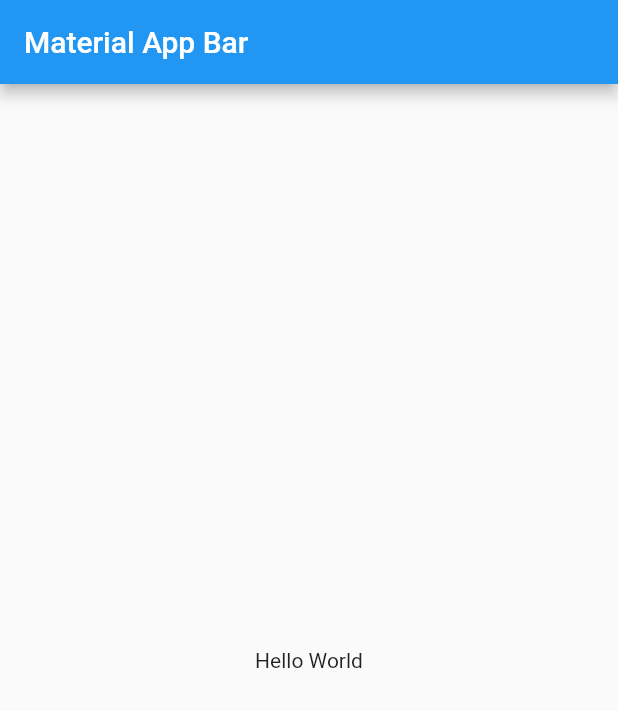
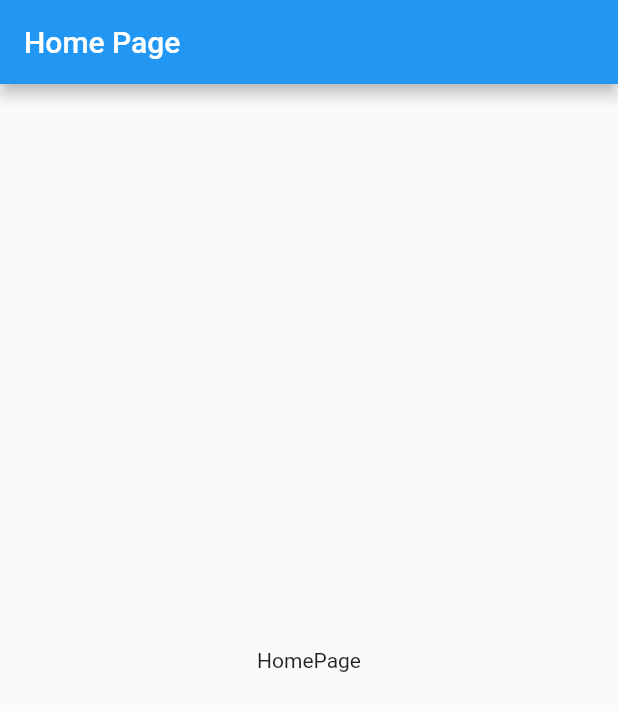
Before and after one commit to gabrielqzl/chat_app_flutter, a Flutter app: the screen it shows after launch, on a phone screen of 412 x 824 dp. Shown: the top 711 px of the screen. Run offline on Flutter 3.47's test engine with Material 2 defaults, Android fonts, the phone set to English and light mode, and no system bars.

Commit message:
Added HomePage and ChatPage

```diff
--- /dev/null
+++ b/lib/constants.dart
@@ -0,0 +1,2 @@
+const String homeScreenRoute = '/';
+const String chatScreenRoute = '/chat';
--- a/lib/main.dart
+++ b/lib/main.dart
@@ -1,4 +1,7 @@
 import 'package:flutter/material.dart';
+
+import 'constants.dart';
+import 'routes/routes.dart';
 
 void main() => runApp(const MyApp());
 
@@ -7,17 +10,10 @@ class MyApp extends StatelessWidget {
 
   @override
   Widget build(BuildContext context) {
-    return MaterialApp(
-      title: 'Material App',
-      home: Scaffold(
-        appBar: AppBar(
-          title: const Text('Material App Bar'),
-        ),
-        // ignore: prefer_const_constructors
-        body: Center(
-          child: const Text('Hello World'),
-        ),
-      ),
+    return const MaterialApp(
+      debugShowCheckedModeBanner: false,
+      onGenerateRoute: Routes.generateRoute,
+      initialRoute: homeScreenRoute,
     );
   }
 }
--- /dev/null
+++ b/lib/pages/home_page.dart
@@ -0,0 +1,17 @@
+import 'package:flutter/material.dart';
+
+class HomePage extends StatelessWidget {
+  const HomePage({
+    Key? key,
+  }) : super(key: key);
+
+  @override
+  Widget build(BuildContext context) {
+    return Scaffold(
+      appBar: AppBar(
+        title: const Text("Home Page"),
+      ),
+      body: const Center(child: Text("HomePage")),
+    );
+  }
+}
--- /dev/null
+++ b/lib/routes/routes.dart
@@ -0,0 +1,26 @@
+import 'package:flutter/material.dart';
+
+import '../constants.dart';
+import '../pages/chat_page.dart';
+import '../pages/home_page.dart';
+
+class Routes {
+  static Route<dynamic> generateRoute(RouteSettings settings) {
+    switch (settings.name) {
+      case homeScreenRoute:
+        return MaterialPageRoute(builder: (_) => const HomePage());
+      case chatScreenRoute:
+        var username = settings.arguments as String;
+        return MaterialPageRoute(
+          builder: (_) => ChatPage(username: username),
+        );
+      default:
+        return MaterialPageRoute(
+            builder: (_) => Scaffold(
+                  body: Center(
+                    child: Text("No route defined for ${settings.name}"),
+                  ),
+                ));
+    }
+  }
+}
```
Also changed, not shown: lib/pages/chat_page.dart (added, +20 -0 lines).
